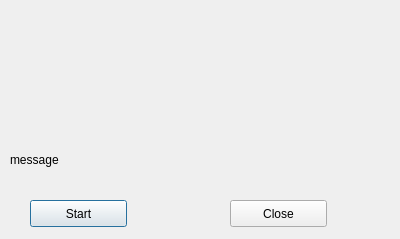
The window that 3DMetrics/slope_tool.ui (IfremerUnderwater/3DMetrics) describes before a commit, drawn with Qt 5.
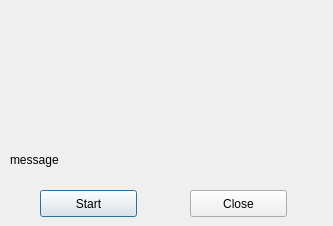
The same window after the commit. Icons and pictures are not drawn.

Commit message: Slope Tool

Patch:
```diff
--- a/3DMetrics/slope_tool.ui
+++ b/3DMetrics/slope_tool.ui
@@ -6,8 +6,8 @@
    <rect>
     <x>0</x>
     <y>0</y>
-    <width>400</width>
-    <height>239</height>
+    <width>333</width>
+    <height>226</height>
    </rect>
   </property>
   <property name="windowTitle">
@@ -16,8 +16,8 @@
   <widget class="QPushButton" name="start_btn">
    <property name="geometry">
     <rect>
-     <x>30</x>
-     <y>200</y>
+     <x>40</x>
+     <y>190</y>
      <width>97</width>
      <height>27</height>
     </rect>
@@ -42,8 +42,8 @@
   <widget class="QPushButton" name="close_btn">
    <property name="geometry">
     <rect>
-     <x>230</x>
-     <y>200</y>
+     <x>190</x>
+     <y>190</y>
      <width>97</width>
      <height>27</height>
     </rect>
```
Left out of the diff: 2 changed lines with no effect on the pictures. The commit also changes 7 other files.
